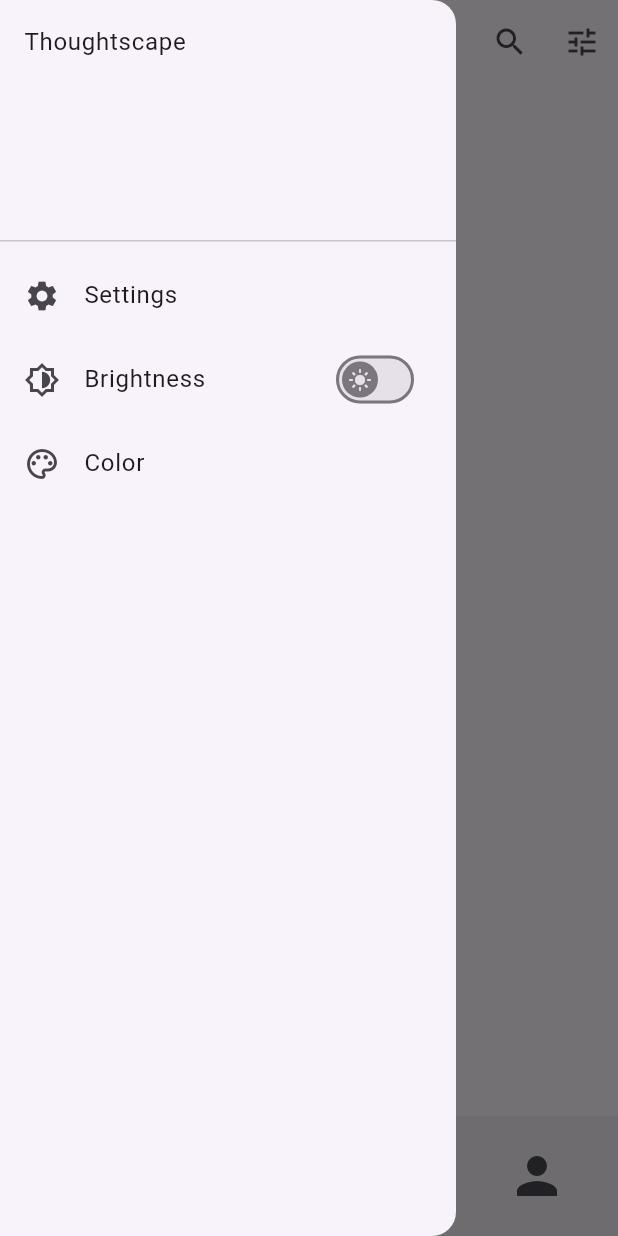
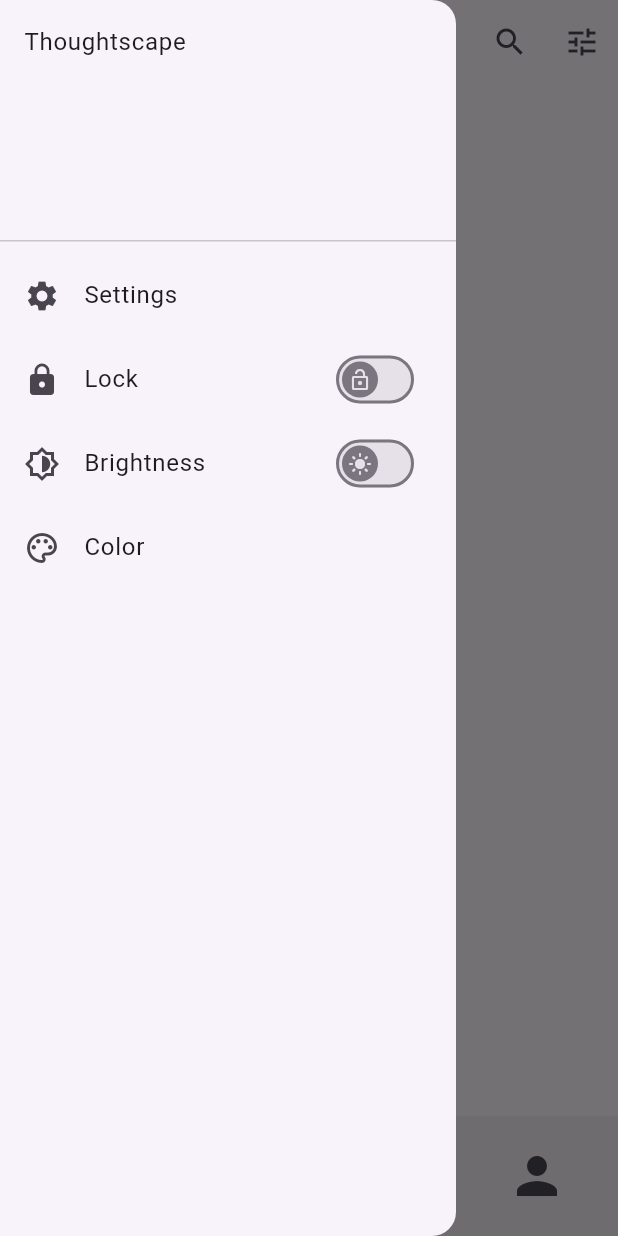
Before and after one commit to bennybweng/Thoughtscape, a Flutter app: the HomePage screen opened directly, with the side drawer open, on a phone screen of 412 x 824 dp. Run offline on Flutter 3.47's test engine with Material 2 defaults, Android fonts, the light colour scheme and no system bars; our stand-ins replace local_auth, shared_preferences, table_calendar; accounts and stored records are empty.

Commit message:
- added entries to calendar - added ability to turn of lock

```diff
--- a/lib/components/entry_preview.dart
+++ b/lib/components/entry_preview.dart
@@ -36,7 +36,7 @@ class EntryPreview extends StatelessWidget {
                   child: RichText(text: TextSpan(style: TextStyle(color: Theme.of(context).colorScheme.primary),
                       children: [
                     TextSpan(text: entry.date.day.toString().padLeft(2, "0"), style: const TextStyle(fontSize: 25, decoration: TextDecoration.underline)),
-                    TextSpan(text: " ${DateFormat.MMM().format(entry.date)}.", style: const TextStyle(fontSize: 20))
+                    TextSpan(text: " ${DateFormat.MMM(Localizations.localeOf(context).toString()).format(entry.date)}.", style: const TextStyle(fontSize: 20))
                   ])),
                 ),
                 Padding(
--- a/lib/pages/display_entry_page.dart
+++ b/lib/pages/display_entry_page.dart
@@ -47,8 +47,8 @@ class _DisplayEntryPageState extends State<DisplayEntryPage> {
                 child: RichText(text: TextSpan(style: TextStyle(color: Theme.of(context).colorScheme.primary),
                     children: [
                       TextSpan(text: widget.entry.date.day.toString().padLeft(2, "0"), style: const TextStyle(fontSize: 35, decoration: TextDecoration.underline)),
-                      TextSpan(text: " ${DateFormat.MMM().format(widget.entry.date)}.", style: const TextStyle(fontSize: 30)),
-                      TextSpan(text: " ${DateFormat.y().format(widget.entry.date)}", style: const TextStyle(fontSize: 25))
+                      TextSpan(text: " ${DateFormat.MMM(Localizations.localeOf(context).toString()).format(widget.entry.date)}.", style: const TextStyle(fontSize: 30)),
+                      TextSpan(text: " ${DateFormat.y(Localizations.localeOf(context).toString()).format(widget.entry.date)}", style: const TextStyle(fontSize: 25))
                     ])),
               ),
               Padding(
--- a/lib/pages/homepage.dart
+++ b/lib/pages/homepage.dart
@@ -34,6 +34,7 @@ class _HomePageState extends State<HomePage> {
   bool _isDismissed = false;
   String sort = "neuste zuerst";
   Color selectedColor = colorOptions[SharedPrefs().getColor()];
+  bool lock = SharedPrefs().getLock();
 
   @override
   void initState() {
@@ -52,7 +53,7 @@ class _HomePageState extends State<HomePage> {
     });
   }
 
-  final MaterialStateProperty<Icon?> thumbIcon =
+  final MaterialStateProperty<Icon?> brightnessIcon =
       MaterialStateProperty.resolveWith<Icon?>(
     (Set<MaterialState> states) {
       // Thumb icon when the switch is selected.
@@ -60,6 +61,17 @@ class _HomePageState extends State<HomePage> {
         return const Icon(Icons.dark_mode_outlined);
       }
       return const Icon(Icons.light_mode);
+    },
+  );
+
+  final MaterialStateProperty<Icon?> lockIcon =
+  MaterialStateProperty.resolveWith<Icon?>(
+        (Set<MaterialState> states) {
+      // Thumb icon when the switch is selected.
+      if (states.contains(MaterialState.selected)) {
+        return const Icon(Icons.lock);
+      }
+      return const Icon(Icons.lock_open);
     },
   );
 
@@ -108,10 +120,23 @@ class _HomePageState extends State<HomePage> {
                 },
               ),
               ListTile(
+                leading: Icon(Icons.lock),
+                title: Text("Lock"),
+                trailing: Switch(
+                  thumbIcon: lockIcon,
+                  onChanged: (bool value){
+                    setState(() {
+                      lock = value;
+                    });
+                    SharedPrefs().setLock(value);
+                  }, value: lock,
+                ),
+              ),
+              ListTile(
                 leading: Icon(Icons.brightness_6_outlined),
                 title: Text("Brightness"),
                 trailing: Switch(
-                  thumbIcon: thumbIcon,
+                  thumbIcon: brightnessIcon,
                   value: Theme.of(context).brightness == Brightness.dark,
                   onChanged: (bool value) {
                     value == true
@@ -195,7 +220,8 @@ class _HomePageState extends State<HomePage> {
                     reloadEntries: reloadEntries,
                   ),
                 ),
-              )
+              ),
+            SizedBox(height: 50,)
           ],
         ),
         floatingActionButton: SizedBox(
@@ -225,7 +251,7 @@ class _HomePageState extends State<HomePage> {
                       context,
                       MaterialPageRoute(
                           builder: (context) => const CalenderPage()),
-                    );
+                    ).then((_) => reloadEntries());
                   },
                   icon: Icon(Icons.calendar_month_outlined),
                   iconSize: 40,
--- a/lib/shared/shared_prefs.dart
+++ b/lib/shared/shared_prefs.dart
@@ -74,4 +74,12 @@ class SharedPrefs{
     _sharedPrefs.setInt("Color", color);
   }
 
+  bool getLock(){
+    return _sharedPrefs.getBool("Lock") ?? false;
+  }
+
+  void setLock(bool value){
+    _sharedPrefs.setBool("Lock", value);
+  }
+
 }
```
Also changed, not shown: lib/components/confirmation_dialog.dart (+4 -3 lines), lib/main.dart (+8 -1 lines), lib/pages/calender_page.dart (+28 -7 lines).
